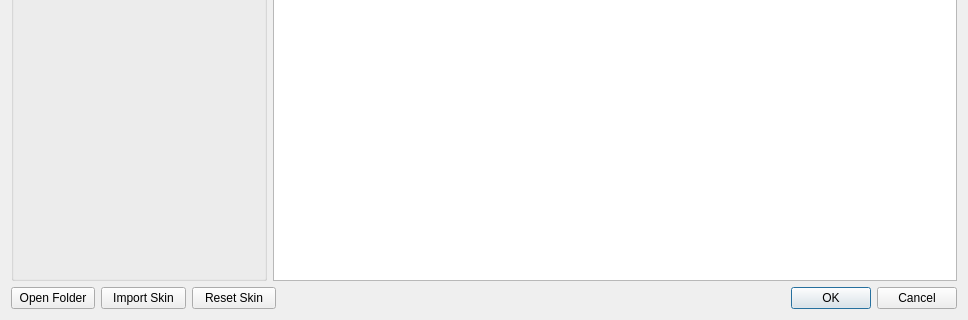
Old version of the form launcher/ui/dialogs/skins/SkinManageDialog.ui in the repository FreesmTeam/FreesmLauncher; both pictures show x 0 to 968 and y 437 to 757 of the 968 by 757 pixel window.
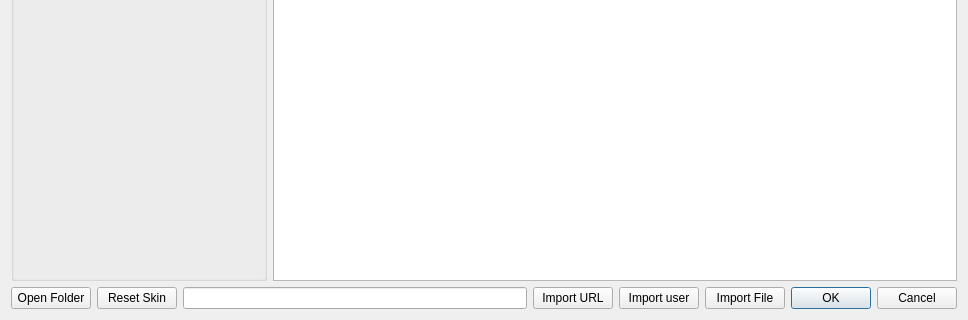
New version of the form.

Commit message: added more import options

Diff of the .ui file:
```diff
--- a/launcher/ui/dialogs/skins/SkinManageDialog.ui
+++ b/launcher/ui/dialogs/skins/SkinManageDialog.ui
@@ -100,7 +100,7 @@
     </layout>
    </item>
    <item>
-    <layout class="QHBoxLayout" name="buttonsHLayout" stretch="1,1,1,8">
+    <layout class="QHBoxLayout" name="buttonsHLayout" stretch="0,0,3,0,0,0,1">
      <item>
       <widget class="QPushButton" name="openDirBtn">
        <property name="text">
@@ -108,13 +108,6 @@
        </property>
       </widget>
      </item>
-     <item>
-      <widget class="QPushButton" name="addBtn">
-       <property name="text">
-        <string>Import Skin</string>
-       </property>
-      </widget>
-     </item>
      <item>
       <widget class="QPushButton" name="resetBtn">
        <property name="text">
@@ -122,8 +115,42 @@
        </property>
       </widget>
      </item>
+     <item>
+      <widget class="QLineEdit" name="urlLine">
+       <property name="placeholderText">
+        <string extracomment="URL or username"/>
+       </property>
+      </widget>
+     </item>
+     <item>
+      <widget class="QPushButton" name="urlBtn">
+       <property name="text">
+        <string>Import URL</string>
+       </property>
+      </widget>
+     </item>
+     <item>
+      <widget class="QPushButton" name="userBtn">
+       <property name="text">
+        <string>Import user</string>
+       </property>
+      </widget>
+     </item>
+     <item>
+      <widget class="QPushButton" name="fileBtn">
+       <property name="text">
+        <string>Import File</string>
+       </property>
+      </widget>
+     </item>
      <item>
       <widget class="QDialogButtonBox" name="buttonBox">
+       <property name="sizePolicy">
+        <sizepolicy hsizetype="Minimum" vsizetype="Fixed">
+         <horstretch>0</horstretch>
+         <verstretch>0</verstretch>
+        </sizepolicy>
+       </property>
        <property name="standardButtons">
         <set>QDialogButtonBox::Cancel|QDialogButtonBox::Ok</set>
        </property>
```
The commit also changes 10 other files.
